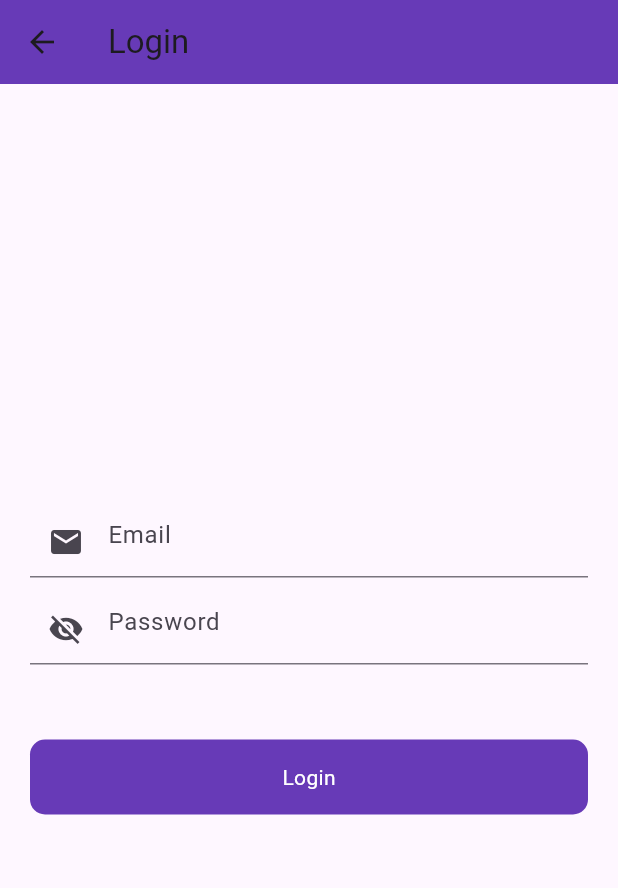
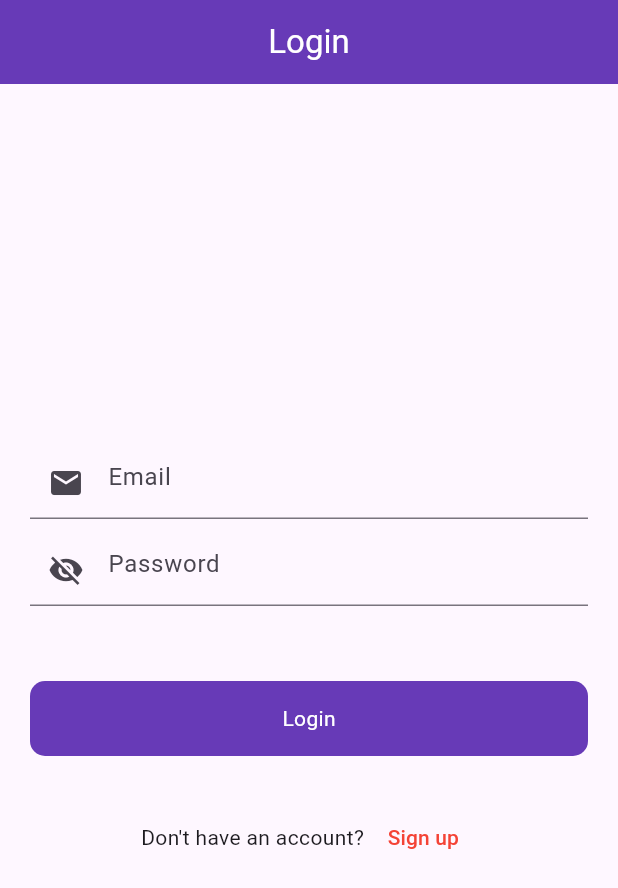
Before and after one commit to gtmpras/firebase, a Flutter app: the screen it shows after launch, on a phone screen of 412 x 824 dp. Shown: the top 888 px of the screen. Run offline on Flutter 3.47's test engine with Material 3 defaults, Android fonts, the phone set to English and light mode, and no system bars; our stand-ins replace firebase_core; accounts and stored records are empty.

```diff
--- /dev/null
+++ b/lib/consts/consts.dart
@@ -0,0 +1,2 @@
+
+export 'strings.dart';
--- /dev/null
+++ b/lib/consts/strings.dart
@@ -0,0 +1,7 @@
+
+const dontHaveAccount = "Don't have an account? ";
+const alreadyHaveAccount = "Already have an Account? ";
+const email = "Email";
+const password = "Password";
+const login = "Login";
+const signUp = "Sign up";
--- a/lib/ui/auth/login_screen.dart
+++ b/lib/ui/auth/login_screen.dart
@@ -1,5 +1,8 @@
+import 'package:fire_base/consts/strings.dart';
+import 'package:fire_base/ui/auth/signup_screen.dart';
 import 'package:fire_base/widgets/round_button.dart';
 import 'package:flutter/material.dart';
+import 'package:flutter/services.dart';
 
 class LoginScreen extends StatefulWidget {
   const LoginScreen({super.key});
@@ -23,10 +26,17 @@ class _LoginScreenState extends State<LoginScreen> {
 
   @override
   Widget build(BuildContext context) {
-    return Scaffold(
+    return WillPopScope(
+      onWillPop: ()async{
+        SystemNavigator.pop();
+        return true;
+      },
+      child: Scaffold(
         appBar: AppBar(
+          automaticallyImplyLeading: false,
+          centerTitle: true,
           backgroundColor: Colors.deepPurple,
-        title: Text("Login"),
+          title: Text(login,style: TextStyle(color: Colors.white),),
         ),
         body: Padding(
           padding: const EdgeInsets.symmetric(horizontal: 20.0),
@@ -42,7 +52,7 @@ class _LoginScreenState extends State<LoginScreen> {
                         keyboardType: TextInputType.emailAddress,
                         controller: emailController,
                         decoration: InputDecoration(
-                        hintText: "Email",
+                          hintText: email,
                           prefixIcon: Icon(Icons.email),
                         ),
                         validator: (value) {
@@ -61,7 +71,7 @@ class _LoginScreenState extends State<LoginScreen> {
                         controller: passwordController,
                         obscureText: true,
                         decoration: InputDecoration(
-                        hintText: "Password",
+                          hintText: password,
                           prefixIcon: Icon(Icons.visibility_off),
                         ),
                         validator: (value) {
@@ -78,12 +88,26 @@ class _LoginScreenState extends State<LoginScreen> {
                 height: 50,
               ),
               RoundButton(
-              title: "Login",
+                title: login,
                 ontap: () {
                   if (_formKey.currentState!.validate()) ;
                 },
-            )
+              ),
+              SizedBox(height: 30,),
+              Row(
+                mainAxisAlignment: MainAxisAlignment.center,
+                children: [
+                  Text(dontHaveAccount),
+                  TextButton(onPressed: (){
+                    Navigator.push(context,
+                    MaterialPageRoute(builder: (context)=> SignUpScreen()));
+                  },
+                  child:Text(signUp,style: TextStyle(color: Colors.red),))
+
                 ],
+              ),
+            ],
+          ),
         ),
       ),
     );
```
Also changed, not shown: lib/ui/auth/signup_screen.dart (added, +108 -0 lines). Lines whose indentation alone changed are shown as unchanged.
